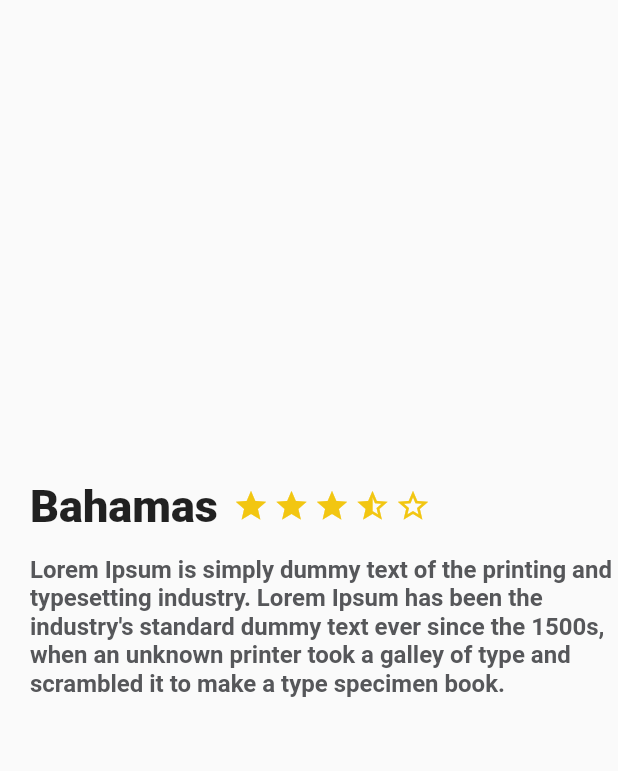
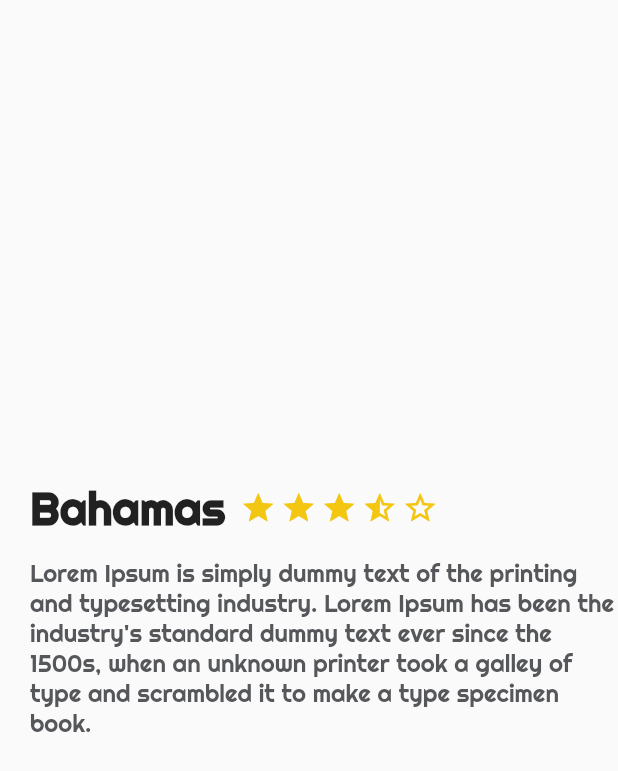
Before and after one commit to darioriverat/flutter_platzi, a Flutter app: the screen it shows after launch, on a phone screen of 412 x 824 dp. Shown: the top 771 px of the screen. Run offline on Flutter 3.47's test engine with Material 2 defaults, Android fonts, the phone set to English and light mode, and no system bars.

Commit message:
feat: add Righteous font

```diff
--- a/lib/description_place.dart
+++ b/lib/description_place.dart
@@ -32,7 +32,7 @@ class DescriptionPlace extends StatelessWidget {
             margin: EdgeInsets.only(right: 10),
               child: Text(
             namePlace,
-            style: TextStyle(fontSize: 30, fontWeight: FontWeight.w900),
+            style: TextStyle(fontSize: 30, fontWeight: FontWeight.w900, fontFamily: 'Righteous'),
             textAlign: TextAlign.left,
           )),
           Row(
@@ -45,7 +45,7 @@ class DescriptionPlace extends StatelessWidget {
             this.descriptionDummy,
             style: TextStyle(
                 fontSize: 16,
-                fontWeight: FontWeight.bold,
+                fontFamily: 'Righteous',
                 color: Color(0xFF56575a)),
           ),
         )
--- a/pubspec.yaml
+++ b/pubspec.yaml
@@ -74,3 +74,8 @@ flutter:
   #
   # For details regarding fonts from package dependencies,
   # see https://flutter.dev/custom-fonts/#from-packages
+
+  fonts:
+    - family: Righteous
+      fonts:
+        - asset: fonts/Righteous-Regular.ttf
```
Also changed, not shown: fonts/Righteous-Regular.ttf (added).
